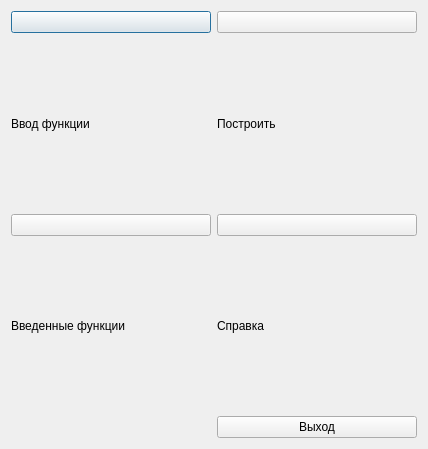
Qt form mainmenu.ui (spellanser/graphx) before a commit.
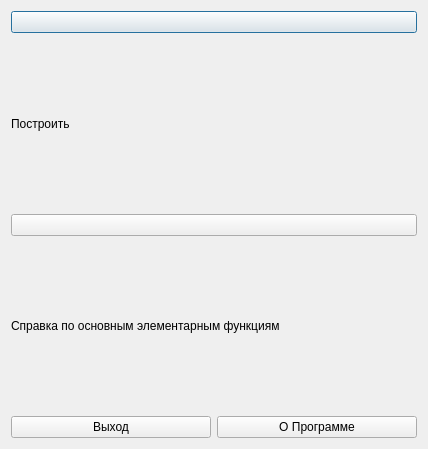
The same form after that commit. Icons and pictures are not drawn.

Patch:
```diff
--- a/mainmenu.ui
+++ b/mainmenu.ui
@@ -18,40 +18,7 @@
     <normaloff>:/Res/res/logo-steam.jpg</normaloff>:/Res/res/logo-steam.jpg</iconset>
   </property>
   <layout class="QGridLayout" name="gridLayout">
-   <item row="0" column="0">
-    <widget class="QPushButton" name="pushButton">
-     <property name="toolTip">
-      <string>&lt;!DOCTYPE HTML PUBLIC &quot;-//W3C//DTD HTML 4.0//EN&quot; &quot;http://www.w3.org/TR/REC-html40/strict.dtd&quot;&gt;
-&lt;html&gt;&lt;head&gt;&lt;meta name=&quot;qrichtext&quot; content=&quot;1&quot; /&gt;&lt;style type=&quot;text/css&quot;&gt;
-p, li { white-space: pre-wrap; }
-&lt;/style&gt;&lt;/head&gt;&lt;body style=&quot; font-family:'Ubuntu'; font-size:11pt; font-weight:400; font-style:normal;&quot;&gt;
-&lt;p style=&quot; margin-top:0px; margin-bottom:0px; margin-left:0px; margin-right:0px; -qt-block-indent:0; text-indent:0px;&quot;&gt;&lt;span style=&quot; font-style:italic;&quot;&gt;Ввод исходной функции для последующего построения графика данной функции.&lt;/span&gt;&lt;/p&gt;&lt;/body&gt;&lt;/html&gt;</string>
-     </property>
-     <property name="styleSheet">
-      <string notr="true"/>
-     </property>
-     <property name="text">
-      <string/>
-     </property>
-     <property name="icon">
-      <iconset resource="res.qrc">
-       <normaloff>:/Res/res/7c1c9491ba7c6e8d6d2cfa82e39b22ca82.png</normaloff>:/Res/res/7c1c9491ba7c6e8d6d2cfa82e39b22ca82.png</iconset>
-     </property>
-     <property name="iconSize">
-      <size>
-       <width>115</width>
-       <height>140</height>
-      </size>
-     </property>
-     <property name="default">
-      <bool>false</bool>
-     </property>
-     <property name="flat">
-      <bool>false</bool>
-     </property>
-    </widget>
-   </item>
-   <item row="0" column="1">
+   <item row="0" column="0" colspan="2">
     <widget class="QPushButton" name="pushButton_2">
      <property name="toolTip">
       <string>&lt;!DOCTYPE HTML PUBLIC &quot;-//W3C//DTD HTML 4.0//EN&quot; &quot;http://www.w3.org/TR/REC-html40/strict.dtd&quot;&gt;
@@ -76,37 +43,13 @@
     </widget>
    </item>
    <item row="1" column="0">
-    <widget class="QLabel" name="label">
-     <property name="text">
-      <string>Ввод функции</string>
-     </property>
-    </widget>
-   </item>
-   <item row="1" column="1">
     <widget class="QLabel" name="label_2">
      <property name="text">
       <string>Построить</string>
      </property>
     </widget>
    </item>
-   <item row="2" column="0">
-    <widget class="QPushButton" name="pushButton_3">
-     <property name="text">
-      <string/>
-     </property>
-     <property name="icon">
-      <iconset resource="res.qrc">
-       <normaloff>:/Res/res/-history.png</normaloff>:/Res/res/-history.png</iconset>
-     </property>
-     <property name="iconSize">
-      <size>
-       <width>115</width>
-       <height>140</height>
-      </size>
-     </property>
-    </widget>
-   </item>
-   <item row="2" column="1">
+   <item row="2" column="0" colspan="2">
     <widget class="QPushButton" name="pushButton_4">
      <property name="toolTip">
       <string>&lt;!DOCTYPE HTML PUBLIC &quot;-//W3C//DTD HTML 4.0//EN&quot; &quot;http://www.w3.org/TR/REC-html40/strict.dtd&quot;&gt;
@@ -130,27 +73,27 @@
      </property>
     </widget>
    </item>
-   <item row="3" column="0">
-    <widget class="QLabel" name="label_3">
-     <property name="text">
-      <string>Введенные функции</string>
-     </property>
-    </widget>
-   </item>
-   <item row="3" column="1">
+   <item row="3" column="0" colspan="2">
     <widget class="QLabel" name="label_4">
      <property name="text">
-      <string>Справка</string>
+      <string>Справка по основным элементарным функциям</string>
      </property>
     </widget>
    </item>
-   <item row="4" column="1">
+   <item row="4" column="0">
     <widget class="QPushButton" name="pushButton_5">
      <property name="text">
       <string>Выход</string>
      </property>
     </widget>
    </item>
+   <item row="4" column="1">
+    <widget class="QPushButton" name="pushButton_6">
+     <property name="text">
+      <string>О Программе</string>
+     </property>
+    </widget>
+   </item>
   </layout>
  </widget>
  <layoutdefault spacing="6" margin="11"/>
```
Left out of the diff: 2 changed lines with no effect on the pictures.
